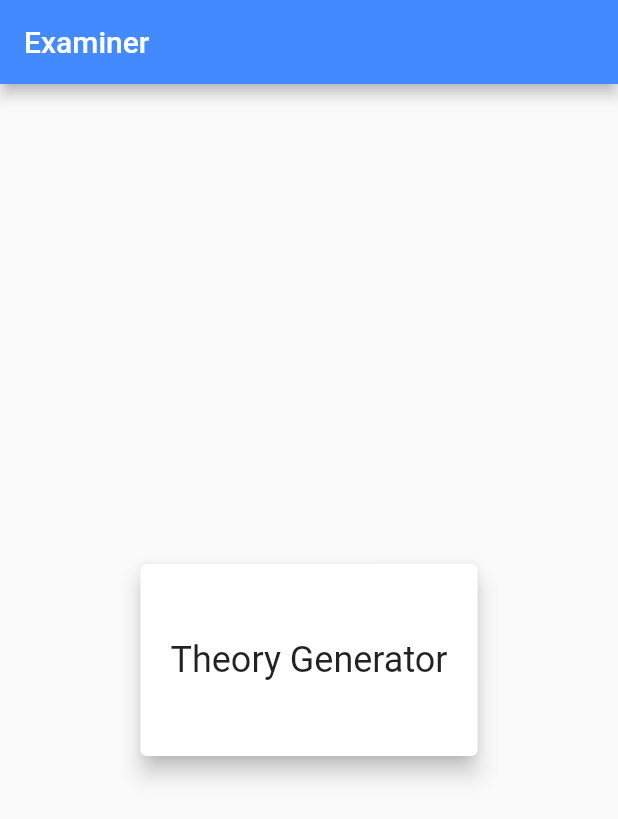
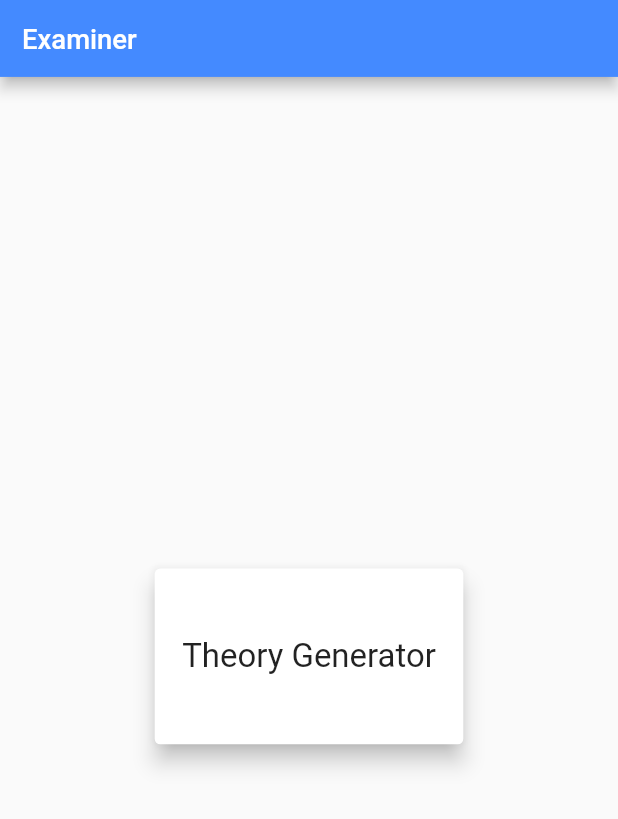
Before and after one commit to nixcode1/examiner, a Flutter app: the screen it shows after launch, on a phone screen of 412 x 824 dp. Shown: the top 819 px of the screen. Run offline on Flutter 3.47's test engine with Material 2 defaults, Android fonts, the phone set to English and light mode, and no system bars; our stand-ins replace circular_countdown_timer, cloud_firestore, firebase_core, flutter_slidable, get, responsive_framework; accounts and stored records are empty; Roboto replaces fonts that are missing (Georgia).

Commit message:
added responsive framework to main.dart

```diff
--- a/lib/main.dart
+++ b/lib/main.dart
@@ -3,6 +3,7 @@
 import 'package:examiner/ui/screens/homepage.dart';
 import 'package:flutter/material.dart';
 import 'package:get/get.dart';
+import 'package:responsive_framework/responsive_framework.dart';
 
 import 'data/navigation/app_pages.dart';
 
@@ -32,6 +33,19 @@
         // Once complete, show your application
         if (snapshot.connectionState == ConnectionState.done) {
           return GetMaterialApp(
+            builder: (context, widget) => ResponsiveWrapper.builder(
+                BouncingScrollWrapper.builder(context, widget!),
+                maxWidth: 1200,
+                minWidth: 450,
+                defaultScale: true,
+                breakpoints: [
+                  ResponsiveBreakpoint.resize(450, name: MOBILE),
+                  ResponsiveBreakpoint.autoScale(800, name: TABLET),
+                  ResponsiveBreakpoint.autoScale(1000, name: TABLET),
+                  ResponsiveBreakpoint.resize(1200, name: DESKTOP),
+                  ResponsiveBreakpoint.autoScale(2460, name: "4K"),
+                ],
+                background: Container(color: Color(0xFFF5F5F5))),
             title: 'Examiner',
             debugShowCheckedModeBanner: false,
             initialRoute: Routes.INITIAL,
```
Also changed, not shown: 1 other file.
